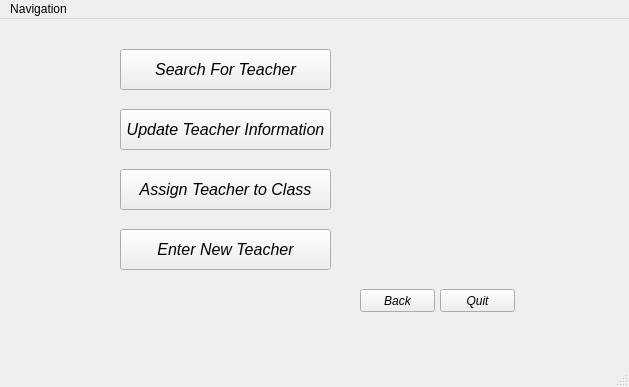
SDSMT-CSC464-F15/dancesoft, file Sprint 2/Starting Pages/Admin Landing.ui: the form before one commit.
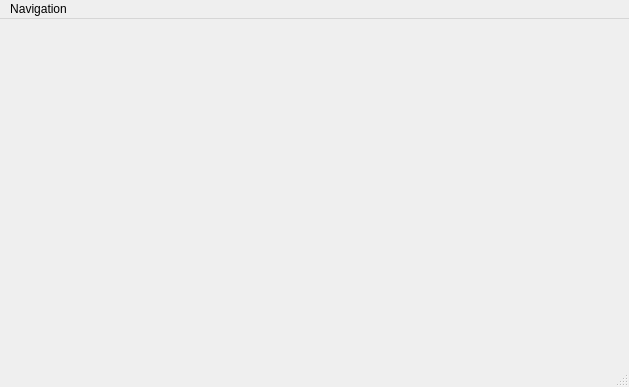
The form after the commit.

Commit message: updates to docs and add clothing page

```diff
--- a/Sprint 2/Starting Pages/Admin Landing.ui
+++ b/Sprint 2/Starting Pages/Admin Landing.ui
@@ -24,7 +24,7 @@
      </rect>
     </property>
     <property name="currentIndex">
-     <number>1</number>
+     <number>9</number>
     </property>
     <widget class="QWidget" name="Landing">
      <widget class="QWidget" name="verticalLayoutWidget">
@@ -1005,6 +1005,7 @@
       </widget>
      </widget>
     </widget>
+    <widget class="QWidget" name="page_5"/>
    </widget>
   </widget>
   <widget class="QMenuBar" name="Admin_menubar">
```
The commit also changes 16 other files.
